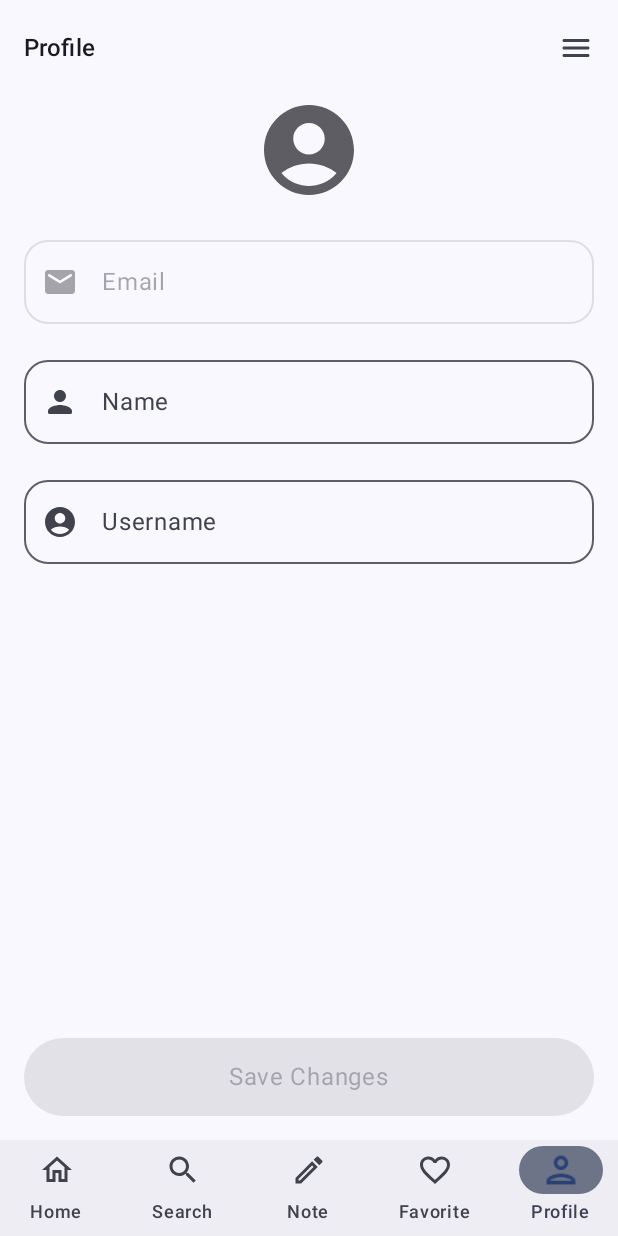
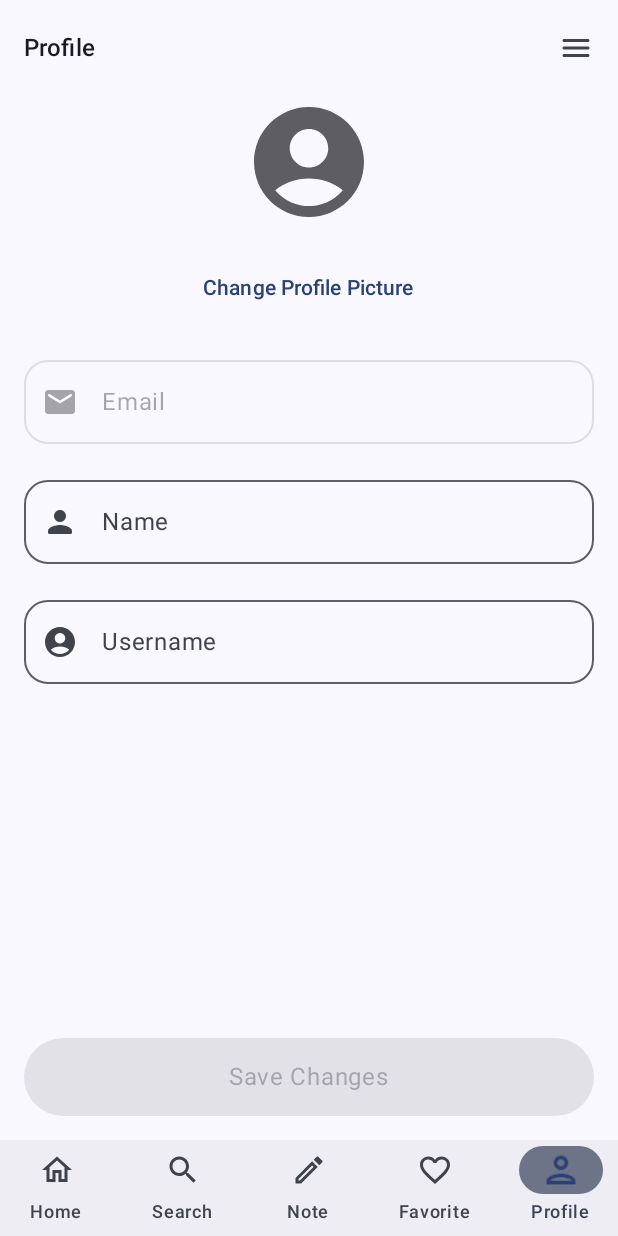
Before and after one commit to jiahan8/SmartPhotos, an Android app built with Jetpack Compose: the ProfileScreen screen opened through its navigation route, on a phone screen of 412 x 824 dp. Run offline under Robolectric (Android 15) with nearby library versions, the light colour scheme and no system bars; our stand-ins replace Dagger/Hilt's generated code, Firebase (no records; nobody signed in at launch, a user with empty details on screens opened directly); 1 statement that could not run was skipped.

Commit message:
Add a change profile picture text button in profile page

```diff
--- a/app/src/main/java/com/jiahan/smartcamera/profile/ProfileScreen.kt
+++ b/app/src/main/java/com/jiahan/smartcamera/profile/ProfileScreen.kt
@@ -30,6 +30,7 @@ import androidx.compose.material3.Scaffold
 import androidx.compose.material3.SnackbarDuration
 import androidx.compose.material3.SnackbarHostState
 import androidx.compose.material3.Text
+import androidx.compose.material3.TextButton
 import androidx.compose.material3.TopAppBar
 import androidx.compose.runtime.Composable
 import androidx.compose.runtime.LaunchedEffect
@@ -132,7 +133,7 @@ fun ProfileScreen(
                     contentDescription = "Profile Picture",
                     contentScale = ContentScale.Crop,
                     modifier = Modifier
-                        .size(72.dp)
+                        .size(88.dp)
                         .clip(CircleShape),
                     alignment = Alignment.Center
                 )
@@ -141,7 +142,7 @@ fun ProfileScreen(
                 contentDescription = "Profile Picture",
                 contentScale = ContentScale.Crop,
                 modifier = Modifier
-                    .size(72.dp)
+                    .size(88.dp)
                     .clip(CircleShape),
                 colorFilter = ColorFilter.tint(
                     MaterialTheme.colorScheme.onSurface.copy(
@@ -149,6 +150,12 @@ fun ProfileScreen(
                     )
                 )
             )
+
+            TextButton(
+                onClick = {}
+            ) {
+                Text(text = stringResource(R.string.change_profile_picture))
+            }
 
             Column(
                 modifier = Modifier.fillMaxWidth(),
--- a/app/src/main/res/values/strings.xml
+++ b/app/src/main/res/values/strings.xml
@@ -54,6 +54,7 @@
 
     <!-- Profile -->
     <string name="profile">Profile</string>
+    <string name="change_profile_picture">Change Profile Picture</string>
     <string name="save_changes">Save Changes</string>
 
     <!-- Note preview -->
```
Also changed, not shown: 1 other file.
